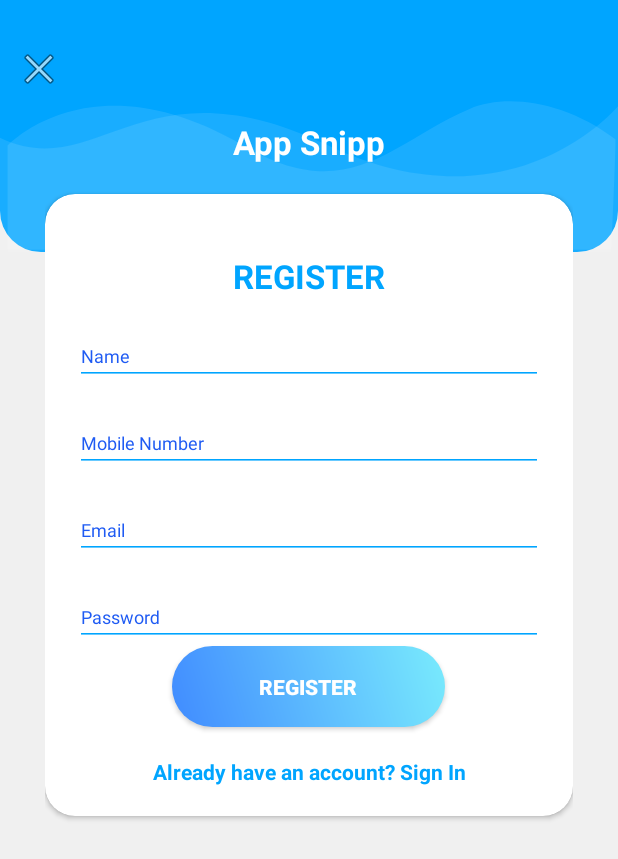
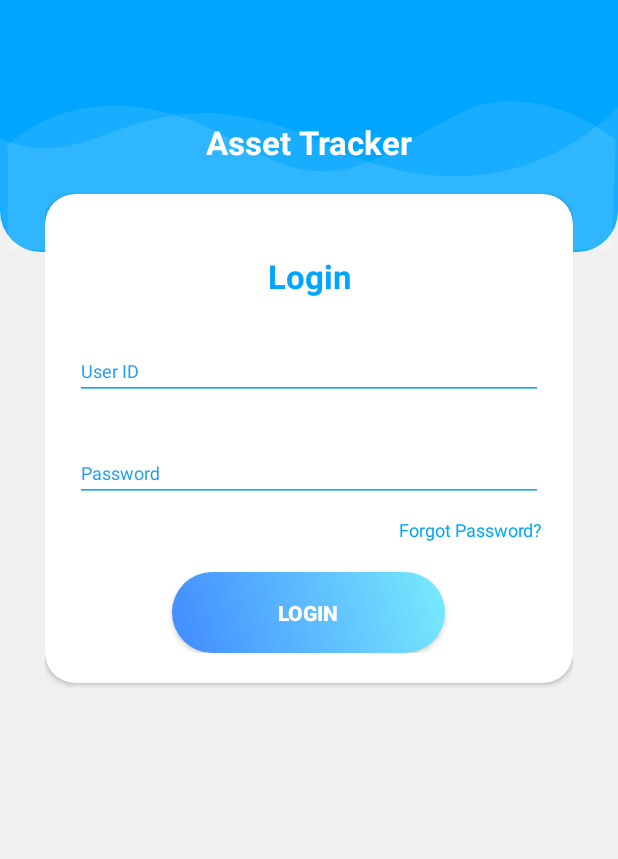
Before and after one commit to meudayhegde/AsTra, an Android app: the layout activity_login.xml on its own in the app's theme, with its tools: preview values and no code run, on a phone screen of 412 x 824 dp. Shown: the top 859 px of the screen. Run offline under Robolectric (Android 15) with nearby library versions, the phone set to English and light mode, and no system bars.

Commit message:
remove register option

```diff
--- a/app/src/main/AndroidManifest.xml
+++ b/app/src/main/AndroidManifest.xml
@@ -1,6 +1,6 @@
 <?xml version="1.0" encoding="utf-8"?>
 <manifest xmlns:android="http://schemas.android.com/apk/res/android"
-          package="com.coleague.astra">
+        package="com.coleague.astra">
 
     <application
             android:allowBackup="true"
@@ -9,11 +9,12 @@
             android:roundIcon="@mipmap/ic_launcher_round"
             android:supportsRtl="true"
             android:theme="@style/AppTheme">
+        <activity android:name=".LoginActivity"></activity>
         <activity android:name=".MainActivity">
             <intent-filter>
-                <action android:name="android.intent.action.MAIN"/>
+                <action android:name="android.intent.action.MAIN" />
 
-                <category android:name="android.intent.category.LAUNCHER"/>
+                <category android:name="android.intent.category.LAUNCHER" />
             </intent-filter>
         </activity>
     </application>
--- a/app/src/main/java/com/coleague/astra/MainActivity.kt
+++ b/app/src/main/java/com/coleague/astra/MainActivity.kt
@@ -1,5 +1,6 @@
 package com.coleague.astra
 
+import android.content.Intent
 import android.support.v7.app.AppCompatActivity
 import android.os.Bundle
 
@@ -7,6 +8,7 @@ class MainActivity : AppCompatActivity() {
 
     override fun onCreate(savedInstanceState: Bundle?) {
         super.onCreate(savedInstanceState)
-        setContentView(R.layout.activity_login)
+        val intent = Intent(this, LoginActivity::class.java)
+        startActivity(intent)
     }
 }
--- a/app/src/main/res/layout/activity_login.xml
+++ b/app/src/main/res/layout/activity_login.xml
@@ -3,7 +3,7 @@
 xmlns:tools="http://schemas.android.com/tools"
 android:orientation="vertical"
 style="@style/loginParent"
-tools:context="com.coleague.astra.MainActivity">
+tools:context="com.coleague.astra.LoginActivity">
 <ScrollView
     style="@style/parent">
 
@@ -45,20 +45,14 @@ tools:context="com.coleague.astra.MainActivity">
             <TextView
                 style="@style/headerText"
                 android:layout_gravity="center"
-                android:text="App Snipp"
+                android:text="Asset Tracker"
                 android:layout_marginTop="40dp"/>
             <include
-                layout="@layout/layout_register"/>
+                layout="@layout/layout_login"
+                android:id="@+id/layout_login" />
 
         </LinearLayout>
-        <ImageView
-            android:layout_width="wrap_content"
-            android:layout_height="wrap_content"
-            android:layout_alignParentLeft="true"
-            android:layout_alignParentTop="true"
-            android:layout_marginTop="30dp"
-            android:layout_marginLeft="10dp"
-            android:src="@android:drawable/ic_menu_close_clear_cancel" />
+
     </RelativeLayout>
 
 </ScrollView>
--- a/app/src/main/res/layout/layout_login.xml
+++ b/app/src/main/res/layout/layout_login.xml
@@ -31,7 +31,7 @@
                 style="@style/modifiedEditText"
                 android:inputType="textEmailAddress"
                 android:maxLines="1"
-                android:hint="@string/login_email_hint"/>
+                android:hint="@string/login_uid_hint"/>
         </android.support.design.widget.TextInputLayout>
 
         <android.support.design.widget.TextInputLayout
@@ -69,6 +69,7 @@
             android:textColor="@color/primaryTextColor"
             android:text="@string/login_signup_hint"
             android:onClick="viewRegisterClicked"
+            android:visibility="gone"
             android:layout_marginTop="@dimen/loginViewsMargin"/>
 
 
--- a/app/src/main/res/values/colors.xml
+++ b/app/src/main/res/values/colors.xml
@@ -1,8 +1,8 @@
 <?xml version="1.0" encoding="utf-8"?>
 <resources>
-    <color name="colorPrimary">#1F5BF3</color>
-    <color name="colorPrimaryDark">#0947E8</color>
-    <color name="colorAccent">#00A5FF</color>
+    <color name="colorPrimary">#1F9EF3</color>
+    <color name="colorPrimaryDark">#0980E8</color>
+    <color name="colorAccent">#00E6FF</color>
 
     <!--colors for modern ui-->
     <color name="whiteTextColor">#fff</color>
--- a/app/src/main/res/values/strings.xml
+++ b/app/src/main/res/values/strings.xml
@@ -1,7 +1,7 @@
 <resources>
     <string name="app_name">AsTra</string>
     <string name="register">REGISTER</string>
-    <string name="login_email_hint">Email</string>
+    <string name="login_uid_hint">User ID</string>
     <string name="login_password_hint">Password</string>
     <string name="signup_login_hint">Already have an account? Sign In</string>
     <string name="login_signup_hint">Don\'t have an account? Sign Up</string>
```
